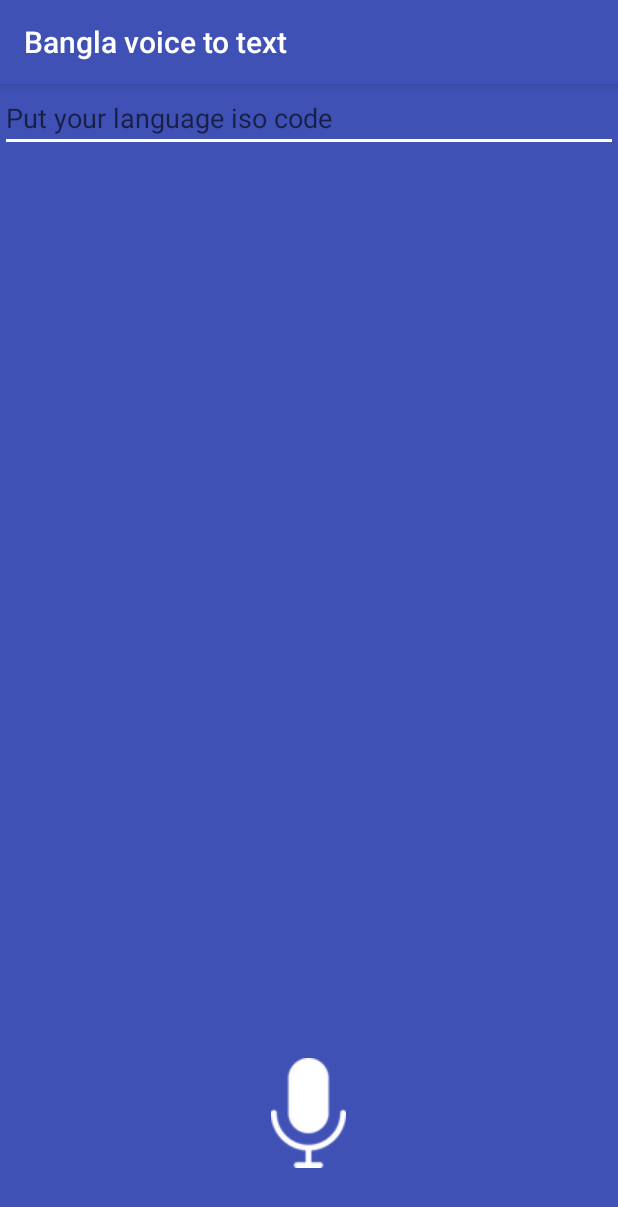
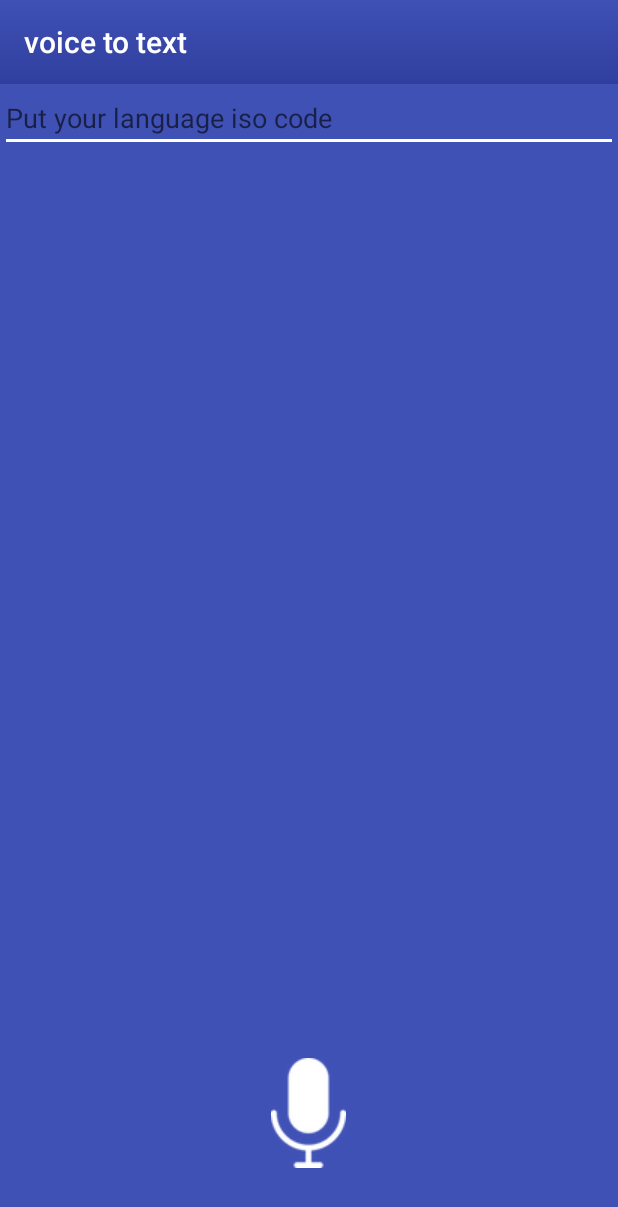
Before and after one commit to shafin8/Bangla-Voice-to-text, an Android app: the screen it shows after launch (MainActivity), on a phone screen of 412 x 824 dp. Shown: the top 1207 px of the screen. Run offline under Robolectric (Android 15) with nearby library versions, the phone set to English and light mode, and no system bars.

Commit message:
menubar Gradient

```diff
--- a/Banglavoicetotext/app/src/main/java/shafin/banglavoicetotext/MainActivity.java
+++ b/Banglavoicetotext/app/src/main/java/shafin/banglavoicetotext/MainActivity.java
@@ -2,6 +2,8 @@ package shafin.banglavoicetotext;
 
 import android.content.ActivityNotFoundException;
 import android.content.Intent;
+import android.graphics.Color;
+import android.graphics.drawable.GradientDrawable;
 import android.speech.RecognizerIntent;
 import android.speech.tts.TextToSpeech;
 import android.support.v7.app.AppCompatActivity;
@@ -32,6 +34,8 @@ public class MainActivity extends AppCompatActivity{
     protected void onCreate(Bundle savedInstanceState) {
         super.onCreate(savedInstanceState);
         setContentView(R.layout.activity_main);
+
+        setMenu("voice to text");
 
         txtText = (EditText) findViewById(R.id.txtText);
         output=(TextView)findViewById(R.id.textView);
@@ -130,5 +134,18 @@ if (lan==null){
     }
 
 
+    public void setMenu(String tittle){
+        GradientDrawable gradient = new GradientDrawable();
+        gradient.setColors(new int[]{
+                Color.parseColor("#3F51B5"),
+                Color.parseColor("#303F9F"),
 
+        });
+
+        gradient.setGradientType(GradientDrawable.LINEAR_GRADIENT);
+        gradient.setShape(GradientDrawable.RECTANGLE);
+        getSupportActionBar().setBackgroundDrawable(gradient);
+        getSupportActionBar().setTitle(tittle);
+
+    }
 }
```
